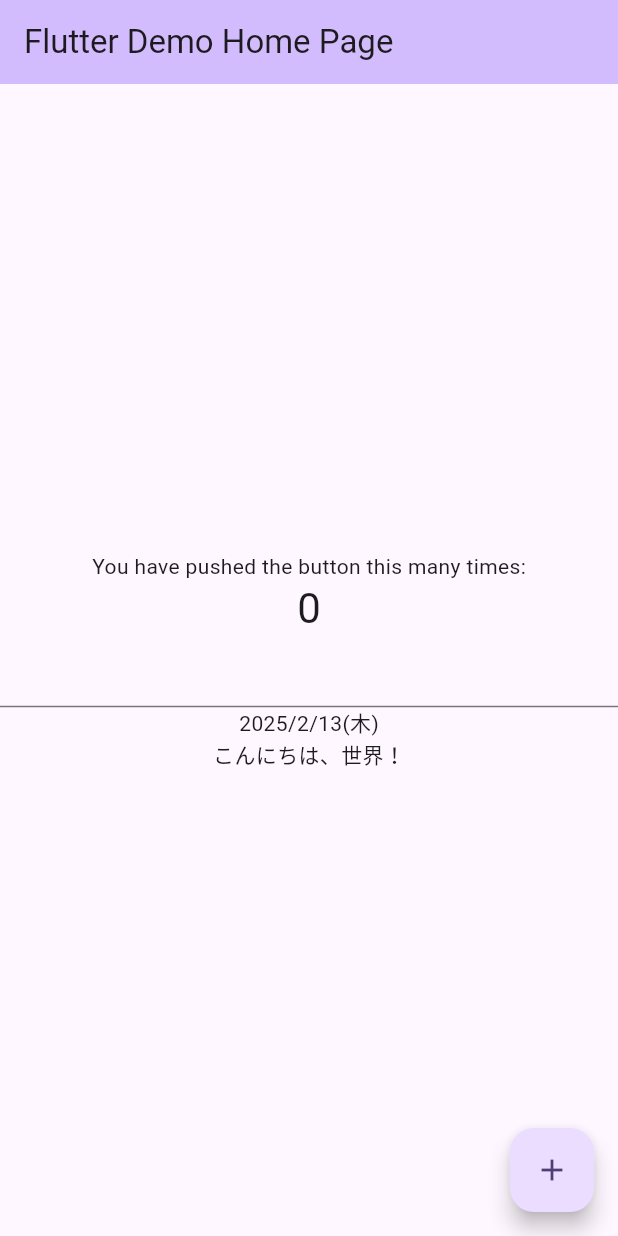
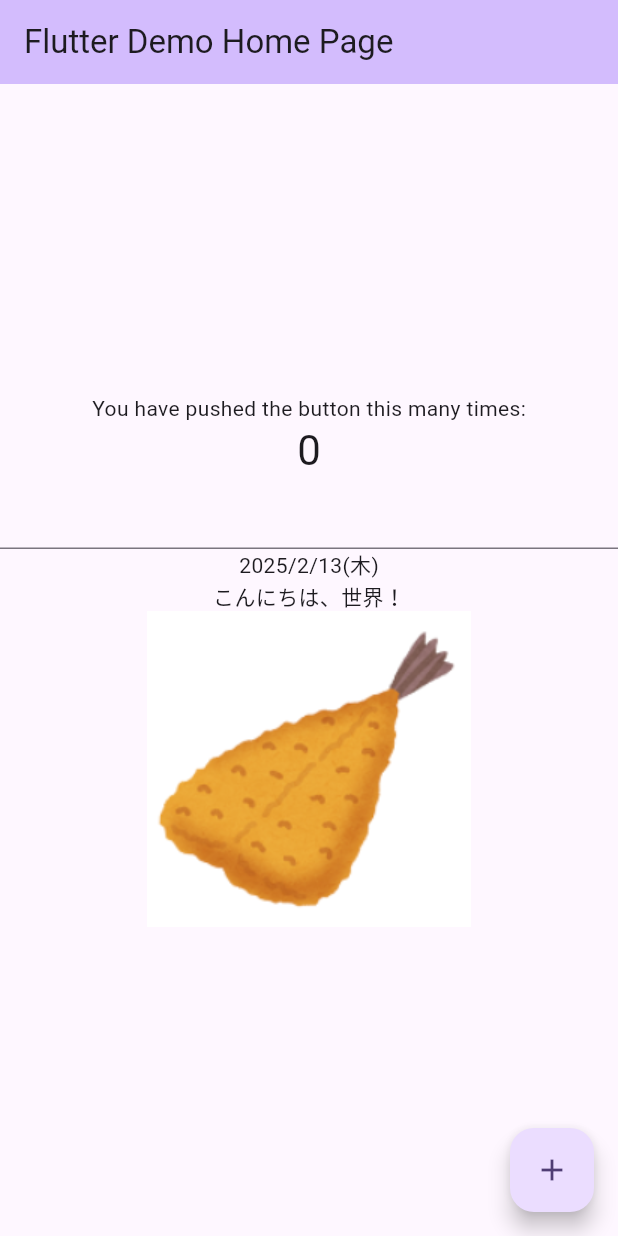
Before and after one commit to k-tokitoh/flutter-nyumon, a Flutter app: the screen it shows after launch, on a phone screen of 412 x 824 dp. Run offline on Flutter 3.47's test engine with Material 3 defaults, Android fonts, the phone set to English and light mode, and no system bars; generated files the repository leaves out were written again.

Commit message:
pngを表示

```diff
--- a/lib/main.dart
+++ b/lib/main.dart
@@ -2,6 +2,7 @@ import 'package:flutter/material.dart';
 import 'package:flutter_localizations/flutter_localizations.dart';
 import 'package:intl/intl.dart';
 import 'package:flutter_gen/gen_l10n/app_localizations.dart';
+import 'gen/assets.gen.dart';
 
 void main() {
   runApp(const MyApp());
@@ -130,6 +131,8 @@ class _MyHomePageState extends State<MyHomePage> {
             const TextField(),
             Text(DateFormat.yMEd().format(DateTime.now())),
             Text(l10n.helloWorld),
+            // Image.asset('assets/fry.png')  // flutter_genを利用しない場合はpathで指定する
+            Assets.fry.image()
           ],
         ),
       ),
```
Also changed, not shown: pubspec.yaml (+8 -1 lines), assets/fry.png (added), pubspec.lock, 1 other file.
